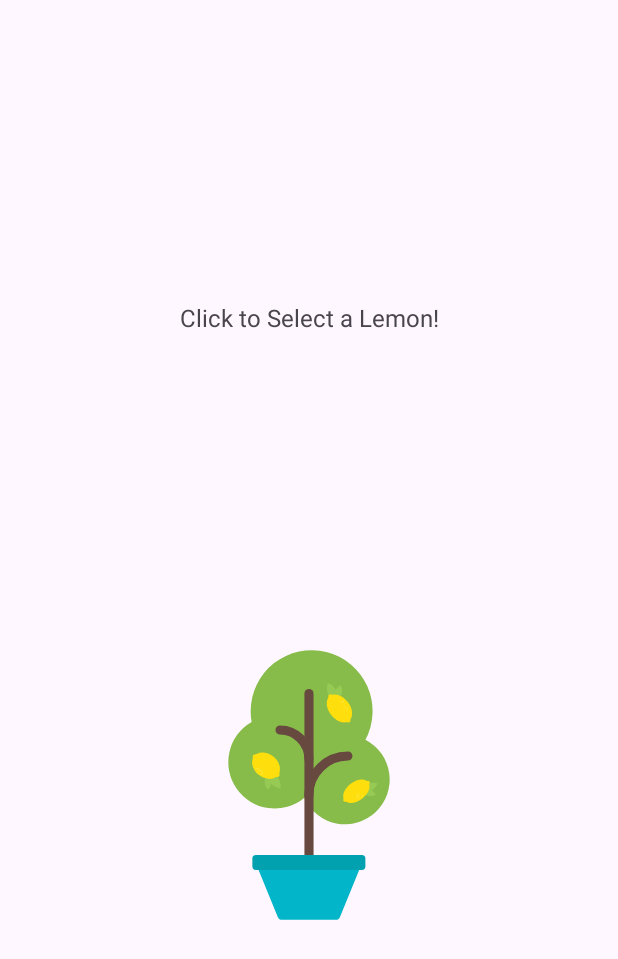
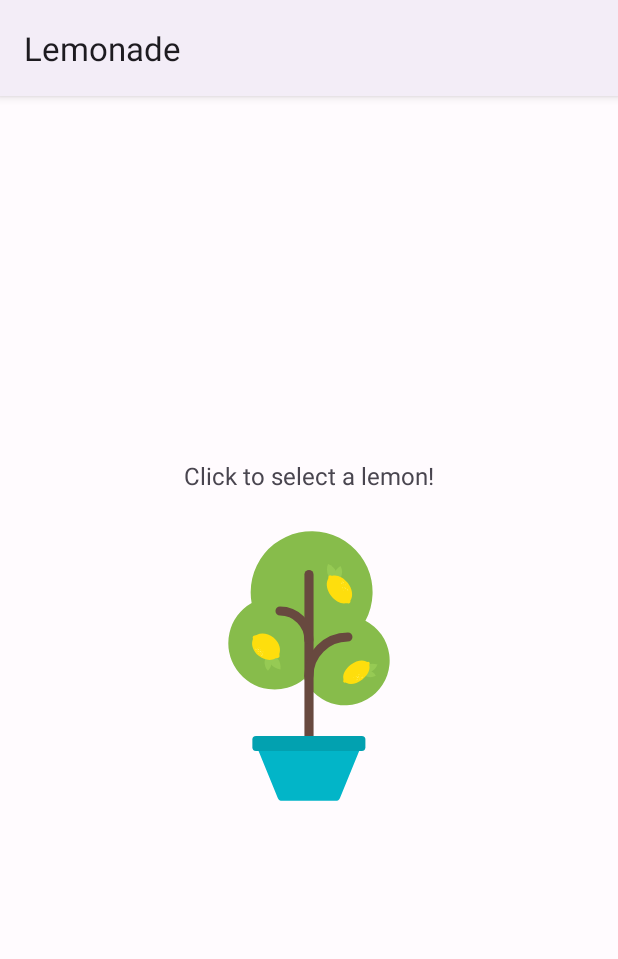
Before and after one commit to hanura13/KotlinBasic, an Android app: the screen it shows after launch (MainActivity), on a phone screen of 412 x 824 dp. Shown: the top 959 px of the screen. Run offline under Robolectric (Android 15) with nearby library versions, the phone set to English and light mode, and no system bars.

Commit message:
InitLemonade

```diff
--- a/app/src/main/java/com/sundev/kotlinbasic/MainActivity.kt
+++ b/app/src/main/java/com/sundev/kotlinbasic/MainActivity.kt
@@ -1,11 +1,124 @@
 package com.sundev.kotlinbasic
 
+import android.os.Bundle
+import android.widget.ImageView
+import android.widget.TextView
 import androidx.appcompat.app.AppCompatActivity
-import android.os.Bundle
+import com.google.android.material.snackbar.Snackbar
 
 class MainActivity : AppCompatActivity() {
+
+    private val LEMONADE_STATE = "LEMONADE_STATE"
+    private val LEMON_SIZE = "LEMON_SIZE"
+    private val SQUEEZE_COUNT = "SQUEEZE_COUNT"
+    // SELECT represents the "pick lemon" state
+    private val SELECT = "select"
+    // SQUEEZE represents the "squeeze lemon" state
+    private val SQUEEZE = "squeeze"
+    // DRINK represents the "drink lemonade" state
+    private val DRINK = "drink"
+    // RESTART represents the state where the lemonade has been drunk and the glass is empty
+    private val RESTART = "restart"
+    // Default the state to select
+    private var lemonadeState = "select"
+    // Default lemonSize to -1
+    private var lemonSize = -1
+    // Default the squeezeCount to -1
+    private var squeezeCount = -1
+
+    private var lemonTree = LemonTree()
+    private var lemonImage: ImageView? = null
+
     override fun onCreate(savedInstanceState: Bundle?) {
         super.onCreate(savedInstanceState)
         setContentView(R.layout.activity_main)
+
+        // === DO NOT ALTER THE CODE IN THE FOLLOWING IF STATEMENT ===
+        if (savedInstanceState != null) {
+            lemonadeState = savedInstanceState.getString(LEMONADE_STATE, "select")
+            lemonSize = savedInstanceState.getInt(LEMON_SIZE, -1)
+            squeezeCount = savedInstanceState.getInt(SQUEEZE_COUNT, -1)
+        }
+        // === END IF STATEMENT ===
+
+        lemonImage = findViewById(R.id.imageTree)
+
+        lemonImage!!.setOnClickListener {}
+
+        lemonImage!!.setOnLongClickListener {false}
+    }
+
+    /**
+     * === DO NOT ALTER THIS METHOD ===
+     *
+     * This method saves the state of the app if it is put in the background.
+     */
+    override fun onSaveInstanceState(outState: Bundle) {
+        outState.putString(LEMONADE_STATE, lemonadeState)
+        outState.putInt(LEMON_SIZE, lemonSize)
+        outState.putInt(SQUEEZE_COUNT, squeezeCount)
+        super.onSaveInstanceState(outState)
+    }
+
+    private fun clickLemonImage() {
+        // TODO: use a conditional statement like 'if' or 'when' to track the lemonadeState
+        //  when the image is clicked we may need to change state to the next step in the
+        //  lemonade making progression (or at least make some changes to the current state in the
+        //  case of squeezing the lemon). That should be done in this conditional statement
+
+        // TODO: When the image is clicked in the SELECT state, the state should become SQUEEZE
+        //  - The lemonSize variable needs to be set using the 'pick()' method in the LemonTree class
+        //  - The squeezeCount should be 0 since we haven't squeezed any lemons just yet.
+
+        // TODO: When the image is clicked in the SQUEEZE state the squeezeCount needs to be
+        //  INCREASED by 1 and lemonSize needs to be DECREASED by 1.
+        //  - If the lemonSize has reached 0, it has been juiced and the state should become DRINK
+        //  - Additionally, lemonSize is no longer relevant and should be set to -1
+
+        // TODO: When the image is clicked in the DRINK state the state should become RESTART
+
+        // TODO: When the image is clicked in the RESTART state the state should become SELECT
+
+        // TODO: lastly, before the function terminates we need to set the view elements so that the
+        //  UI can reflect the correct state
+    }
+
+    /**
+     * Set up the view elements according to the state.
+     */
+    private fun setViewElements() {
+        val textAction: TextView = findViewById(R.id.textView)
+        // TODO: set up a conditional that tracks the lemonadeState
+
+        // TODO: for each state, the textAction TextView should be set to the corresponding string from
+        //  the string resources file. The strings are named to match the state
+
+        // TODO: Additionally, for each state, the lemonImage should be set to the corresponding
+        //  drawable from the drawable resources. The drawables have the same names as the strings
+        //  but remember that they are drawables, not strings.
+    }
+
+    /**
+     * === DO NOT ALTER THIS METHOD ===
+     *
+     * Long clicking the lemon image will show how many times the lemon has been squeezed.
+     */
+    private fun showSnackBar(): Boolean {
+        if (lemonadeState != SQUEEZE) {
+            return false
+        }
+        val squeezeText = getString(R.string.squeeze_count, squeezeCount)
+        Snackbar.make(
+            findViewById(R.id.constraint_Layout),
+            squeezeText,
+            Snackbar.LENGTH_SHORT
+        ).show()
+        return true
     }
 }
+
+class LemonTree {
+    fun pick(): Int {
+        return (2..4).random()
+    }
+}
--- a/app/src/main/res/layout/activity_main.xml
+++ b/app/src/main/res/layout/activity_main.xml
@@ -2,20 +2,22 @@
 <androidx.constraintlayout.widget.ConstraintLayout xmlns:android="http://schemas.android.com/apk/res/android"
     xmlns:app="http://schemas.android.com/apk/res-auto"
     xmlns:tools="http://schemas.android.com/tools"
+    android:id="@+id/constraint_Layout"
     android:layout_width="match_parent"
     android:layout_height="match_parent"
+    android:background="#FFFBFE"
     tools:context=".MainActivity">
 
     <TextView
         android:id="@+id/textView"
         android:layout_width="wrap_content"
         android:layout_height="wrap_content"
-        android:text="@string/txt_select"
+        android:layout_marginBottom="16dp"
+        android:text="@string/lemon_select"
         android:textSize="16sp"
         app:layout_constraintBottom_toTopOf="@+id/imageTree"
-        app:layout_constraintEnd_toEndOf="parent"
-        app:layout_constraintStart_toStartOf="parent"
-        app:layout_constraintTop_toTopOf="parent" />
+        app:layout_constraintEnd_toEndOf="@+id/imageTree"
+        app:layout_constraintStart_toStartOf="@+id/imageTree" />
 
     <ImageView
         android:id="@+id/imageTree"
@@ -23,10 +25,10 @@
         android:layout_height="wrap_content"
         android:contentDescription="@string/app_name"
         android:scaleType="fitCenter"
-        app:layout_constraintTop_toBottomOf="@id/textView"
         app:layout_constraintBottom_toBottomOf="parent"
         app:layout_constraintEnd_toEndOf="parent"
         app:layout_constraintStart_toStartOf="parent"
+        app:layout_constraintTop_toTopOf="parent"
         app:srcCompat="@drawable/lemon_tree" />
 
 </androidx.constraintlayout.widget.ConstraintLayout>
--- a/app/src/main/res/values/colors.xml
+++ b/app/src/main/res/values/colors.xml
@@ -1,5 +1,10 @@
 <?xml version="1.0" encoding="utf-8"?>
 <resources>
+    <color name="yellow_light">#ffff8b</color>
+    <color name="yellow_primary">#ffee58</color>
+    <color name="yellow_dark">#FFD600</color>
+    <color name="teal_200">#FF03DAC5</color>
+    <color name="teal_700">#FF018786</color>
     <color name="black">#FF000000</color>
     <color name="white">#FFFFFFFF</color>
 </resources>
--- a/app/src/main/res/values/strings.xml
+++ b/app/src/main/res/values/strings.xml
@@ -1,4 +1,8 @@
 <resources>
-    <string name="app_name">KotlinBasic</string>
-    <string name="txt_select">Click to Select a Lemon!</string>
+    <string name="app_name">Lemonade</string>
+    <string name="lemon_select">Click to select a lemon!</string>
+    <string name="lemon_squeeze">Click to juice the lemon!</string>
+    <string name="lemon_drink">Click to drink your lemonade!</string>
+    <string name="lemon_empty_glass">Click to start again!</string>
+    <string name="squeeze_count">Squeeze count: %1$d, keep squeezing!</string>
 </resources>
--- a/app/src/main/res/values/themes.xml
+++ b/app/src/main/res/values/themes.xml
@@ -1,8 +1,12 @@
 <resources xmlns:tools="http://schemas.android.com/tools">
     <!-- Base application theme. -->
-    <style name="Base.Theme.KotlinBasic" parent="Theme.Material3.DayNight.NoActionBar">
-        <!-- Customize your light theme here. -->
-        <!-- <item name="colorPrimary">@color/my_light_primary</item> -->
+    <style name="Base.Theme.KotlinBasic" parent="Theme.Material3.DayNight">
+        <item name="colorPrimary">@color/yellow_primary</item>
+        <item name="colorPrimaryVariant">@color/yellow_dark</item>
+        <item name="colorOnPrimary">@color/black</item>
+        <!-- Status bar color. -->
+        <item name="android:statusBarColor">?attr/colorPrimaryVariant</item>
+        <item name="actionBarTheme">@color/yellow_dark</item>
     </style>
 
     <style name="Theme.KotlinBasic" parent="Base.Theme.KotlinBasic" />
```
